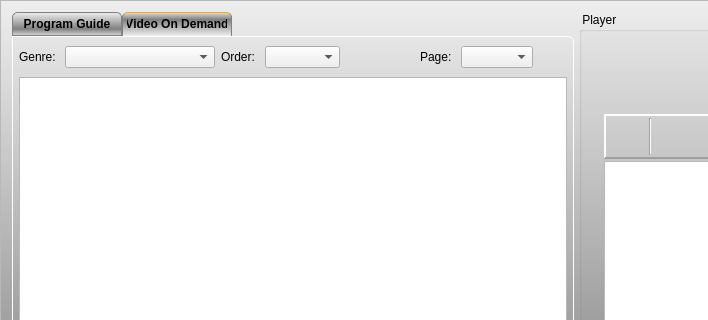
Above: branches/parentalControl/forms/recorder_inc.ui from code-google-com/vlc-record before the change; both pictures show x 0 to 708 and y 0 to 320 of the 985 by 656 pixel window. Below: the same form after it.
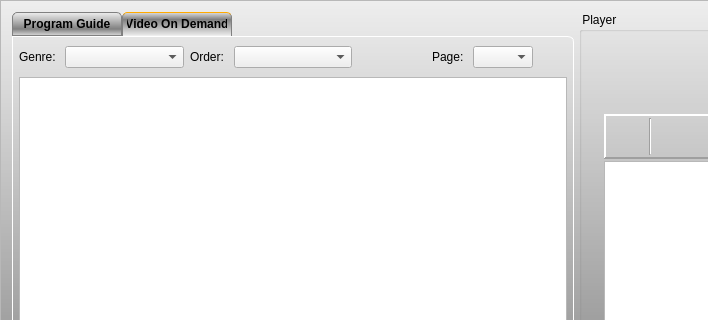
That is the form after the change. The open tabs and pages were chosen to show the change. Icons and pictures are not drawn. Custom widgets are drawn as their Qt base class.

Commit message: - better handle vod favourites in filter combobox

Diff of the .ui file:
```diff
--- a/branches/parentalControl/forms/recorder_inc.ui
+++ b/branches/parentalControl/forms/recorder_inc.ui
@@ -672,7 +672,7 @@
             <number>6</number>
            </property>
            <item>
-            <layout class="QHBoxLayout" name="horizontalLayout_7" stretch="0,10,0,5,0,0,0,2,0">
+            <layout class="QHBoxLayout" name="horizontalLayout_7" stretch="0,8,0,8,0,0,0,0,0">
              <item>
               <widget class="QLabel" name="labGenre">
                <property name="text">
@@ -743,7 +743,14 @@
               </widget>
              </item>
              <item>
-              <widget class="QComboBox" name="cbxSites"/>
+              <widget class="QComboBox" name="cbxSites">
+               <property name="maximumSize">
+                <size>
+                 <width>60</width>
+                 <height>16777215</height>
+                </size>
+               </property>
+              </widget>
              </item>
              <item>
               <widget class="QPushButton" name="btnNextSite">
```
Left out of the diff: 6 changed lines with no effect on the pictures. The commit also changes 5 other files.
